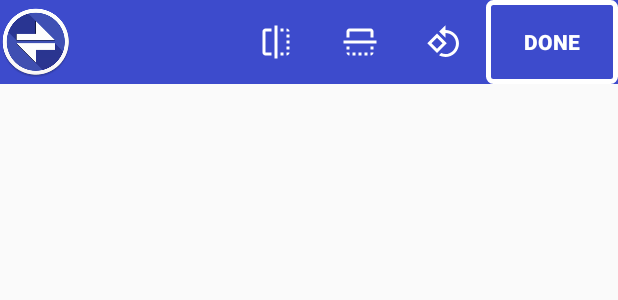
After one commit to suhassasuke/ImageConvertor, an Android app: the layout header.xml on its own in the app's theme, with its tools: preview values and no code run, on a phone screen of 412 x 824 dp. The commit adds this screen. Shown: the top 300 px of the screen. Run offline under Robolectric (Android 15) with nearby library versions, the phone set to English and light mode, and no system bars.

Commit message:
crop and flip feature update

```diff
--- a/app/src/main/java/com/wnet/imageconvertor/dialog/TransparentProgressDialog.java
+++ b/app/src/main/java/com/wnet/imageconvertor/dialog/TransparentProgressDialog.java
@@ -16,7 +16,7 @@ public class TransparentProgressDialog extends Dialog {
         super(context, R.style.TransparentProgressDialog);
         setContentView(R.layout.dialog_transparent_loader);
         WindowManager.LayoutParams wlmp = getWindow().getAttributes();
-        wlmp.gravity = Gravity.CENTER_HORIZONTAL;
+        wlmp.gravity = Gravity.CENTER;
         getWindow().setAttributes(wlmp);
         setTitle(null);
         setCancelable(false);
--- /dev/null
+++ b/app/src/main/res/drawable/crop_image_bg_view.xml
@@ -0,0 +1,8 @@
+<?xml version="1.0" encoding="utf-8"?>
+<shape xmlns:android="http://schemas.android.com/apk/res/android"
+    android:shape="rectangle">
+    <gradient android:centerColor="@color/transparent"
+        android:angle="270" />
+    <corners android:radius="3dp" />
+    <stroke android:width="5px" android:color="#FFFFFF" />
+</shape>
--- /dev/null
+++ b/app/src/main/res/drawable/ic_crop_24dp.xml
@@ -0,0 +1,5 @@
+<vector android:height="24dp" android:tint="#FFFFFF"
+    android:viewportHeight="24.0" android:viewportWidth="24.0"
+    android:width="24dp" xmlns:android="http://schemas.android.com/apk/res/android">
+    <path android:fillColor="#FF000000" android:pathData="M17,15h2V7c0,-1.1 -0.9,-2 -2,-2H9v2h8v8zM7,17V1H5v4H1v2h4v10c0,1.1 0.9,2 2,2h10v4h2v-4h4v-2H7z"/>
+</vector>
--- /dev/null
+++ b/app/src/main/res/drawable/ic_flip_white.xml
@@ -0,0 +1,5 @@
+<vector android:height="24dp" android:tint="#FFFFFF"
+    android:viewportHeight="24.0" android:viewportWidth="24.0"
+    android:width="24dp" xmlns:android="http://schemas.android.com/apk/res/android">
+    <path android:fillColor="#FF000000" android:pathData="M15,21h2v-2h-2v2zM19,9h2L21,7h-2v2zM3,5v14c0,1.1 0.9,2 2,2h4v-2L5,19L5,5h4L9,3L5,3c-1.1,0 -2,0.9 -2,2zM19,3v2h2c0,-1.1 -0.9,-2 -2,-2zM11,23h2L13,1h-2v22zM19,17h2v-2h-2v2zM15,5h2L17,3h-2v2zM19,13h2v-2h-2v2zM19,21c1.1,0 2,-0.9 2,-2h-2v2z"/>
+</vector>
--- /dev/null
+++ b/app/src/main/res/drawable/ic_rotate_90_degrees.xml
@@ -0,0 +1,5 @@
+<vector android:height="24dp" android:tint="#FFFFFF"
+    android:viewportHeight="24.0" android:viewportWidth="24.0"
+    android:width="24dp" xmlns:android="http://schemas.android.com/apk/res/android">
+    <path android:fillColor="#FF000000" android:pathData="M7.34,6.41L0.86,12.9l6.49,6.48 6.49,-6.48 -6.5,-6.49zM3.69,12.9l3.66,-3.66L11,12.9l-3.66,3.66 -3.65,-3.66zM19.36,6.64C17.61,4.88 15.3,4 13,4L13,0.76L8.76,5 13,9.24L13,6c1.79,0 3.58,0.68 4.95,2.05 2.73,2.73 2.73,7.17 0,9.9C16.58,19.32 14.79,20 13,20c-0.97,0 -1.94,-0.21 -2.84,-0.61l-1.49,1.49C10.02,21.62 11.51,22 13,22c2.3,0 4.61,-0.88 6.36,-2.64 3.52,-3.51 3.52,-9.21 0,-12.72z"/>
+</vector>
--- a/app/src/main/res/layout/dialog_transparent_loader.xml
+++ b/app/src/main/res/layout/dialog_transparent_loader.xml
@@ -4,11 +4,6 @@
     android:layout_height="wrap_content"
     android:layout_gravity="center"
     android:background="@color/transparent">
-
-    <RelativeLayout
-        android:layout_width="match_parent"
-        android:layout_height="match_parent"
-        android:background="@color/transparent"/>
 
     <ProgressBar
         android:layout_width="@dimen/_60sdp"
--- /dev/null
+++ b/app/src/main/res/layout/header.xml
@@ -0,0 +1,100 @@
+<?xml version="1.0" encoding="utf-8"?>
+<RelativeLayout xmlns:android="http://schemas.android.com/apk/res/android"
+    xmlns:tools="http://schemas.android.com/tools"
+    android:layout_width="match_parent"
+    android:layout_height="?attr/actionBarSize"
+    android:background="@color/colorPrimary"
+    android:orientation="horizontal">
+
+    <ImageView
+        android:layout_width="wrap_content"
+        android:layout_height="match_parent"
+        android:src="@mipmap/ic_launcher"/>
+
+    <LinearLayout
+        android:id="@+id/edit_title_layout_first"
+        android:layout_width="wrap_content"
+        android:layout_height="match_parent"
+        android:layout_alignParentEnd="true"
+        android:visibility="gone"
+        tools:visibility="gone">
+
+        <ImageView
+            android:id="@+id/crop"
+            android:layout_width="?attr/actionBarSize"
+            android:layout_height="?attr/actionBarSize"
+            android:scaleType="center"
+            android:src="@drawable/ic_crop_24dp" />
+
+        <ImageView
+            android:id="@+id/undo"
+            android:layout_width="?attr/actionBarSize"
+            android:layout_height="?attr/actionBarSize"
+            android:scaleType="center"
+            android:src="@drawable/ic_undo" />
+
+        <ImageView
+            android:id="@+id/redo"
+            android:layout_width="?attr/actionBarSize"
+            android:layout_height="?attr/actionBarSize"
+            android:scaleType="center"
+            android:src="@drawable/ic_redo" />
+
+        <ImageView
+            android:id="@+id/gallery"
+            android:layout_width="?attr/actionBarSize"
+            android:layout_height="?attr/actionBarSize"
+            android:scaleType="center"
+            android:src="@drawable/ic_collections_gallery"/>
+
+        <Button
+            android:id="@+id/reset_image"
+            android:layout_width="wrap_content"
+            android:layout_height="match_parent"
+            android:text="reset"
+            android:background="@drawable/crop_image_bg_view"
+            android:textColor="@color/white"
+            android:textStyle="bold"
+            android:visibility="gone"/>
+    </LinearLayout>
+
+    <LinearLayout
+        android:id="@+id/edit_title_layout_second"
+        android:layout_width="wrap_content"
+        android:layout_height="match_parent"
+        android:layout_alignParentEnd="true"
+        android:visibility="gone"
+        tools:visibility="visible">
+
+        <ImageView
+            android:id="@+id/flip_horizental"
+            android:layout_width="?attr/actionBarSize"
+            android:layout_height="?attr/actionBarSize"
+            android:scaleType="center"
+            android:src="@drawable/ic_flip_white" />
+
+        <ImageView
+            android:id="@+id/flip_vertical"
+            android:layout_width="?attr/actionBarSize"
+            android:layout_height="?attr/actionBarSize"
+            android:rotation="90"
+            android:scaleType="center"
+            android:src="@drawable/ic_flip_white" />
+
+        <ImageView
+            android:id="@+id/crop_rotate"
+            android:layout_width="?attr/actionBarSize"
+            android:layout_height="?attr/actionBarSize"
+            android:scaleType="center"
+            android:src="@drawable/ic_rotate_90_degrees" />
+
+        <Button
+            android:id="@+id/crop_done"
+            android:layout_width="wrap_content"
+            android:layout_height="match_parent"
+            android:text="Done"
+            android:background="@drawable/crop_image_bg_view"
+            android:textColor="@color/white"
+            android:textStyle="bold"/>
+    </LinearLayout>
+</RelativeLayout>
```
Also changed, not shown: app/build.gradle (+5 -2 lines), app/src/main/AndroidManifest.xml (+4 -4 lines), app/src/main/java/com/wnet/imageconvertor/screens/MainActivity.java (+114 -40 lines), app/src/main/java/com/wnet/imageconvertor/screens/PDFViewer.java (+11 -7 lines), app/src/main/res/layout/activity_main.xml (+25 -1 lines), app/src/main/res/layout/activity_pdfviewer.xml (+22 -3 lines), 1 other file.
